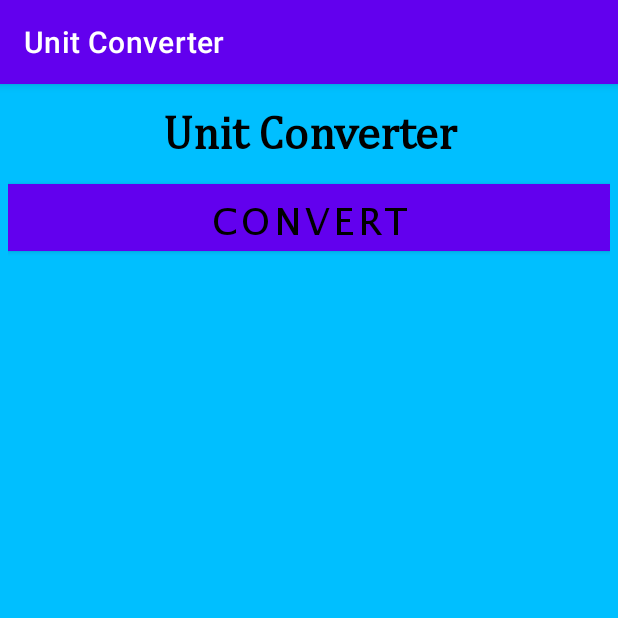
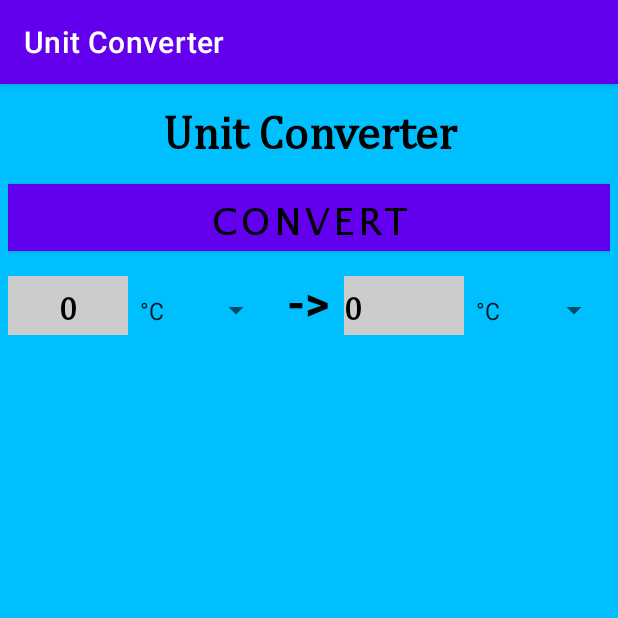
Before and after one commit to Rjndrkha/A1-Java-Basic-UIJavaEdition-forAndroid-Studio-4.x, an Android app: the screen it shows after launch (MainActivity), on a phone screen of 412 x 824 dp, the top half of it. Run offline under Robolectric (Android 15) with nearby library versions, the phone set to English and light mode, and no system bars.

Commit message:
String-array, EditText, Spinner

```diff
--- a/app/src/main/res/layout/activity_main.xml
+++ b/app/src/main/res/layout/activity_main.xml
@@ -52,7 +52,70 @@
             android:layout_below="@id/space1"
             android:orientation="horizontal">
 
+            <EditText
+                android:id="@+id/inputText"
+                android:layout_width="0dip"
+                android:layout_height="20pt"
+                android:layout_weight="0.2"
+                android:background="@color/etBgColor"
+                android:ems="10"
+                android:fontFamily="@font/cambria"
+                android:gravity="center"
+                android:hint="@string/hint"
+                android:inputType="number"
+                android:text="@string/inputText"
+                android:textColor="@color/textColor"
+                android:textSize="10pt"
+                android:textStyle="bold" />
+
+            <Spinner
+                android:id="@+id/oriList"
+                android:layout_width="0dp"
+                android:layout_height="20pt"
+                android:layout_weight="0.24"
+                android:entries="@array/tempList"
+                android:gravity="center"
+                android:prompt="@string/inputPrompt"
+                android:spinnerMode="dialog" />
+
+            <TextView
+                android:id="@+id/myTextView2"
+                android:layout_width="0dip"
+                android:layout_height="20pt"
+                android:layout_weight="0.12"
+                android:gravity="center"
+                android:text="@string/tv2Text"
+                android:textColor="@color/textColor"
+                android:textSize="14pt"
+                android:textStyle="bold" />
+
+            <EditText
+                android:id="@+id/outputText"
+                android:layout_width="0dip"
+                android:layout_height="20pt"
+                android:layout_weight="0.2"
+                android:background="@color/etBgColor"
+                android:ems="10"
+                android:enabled="false"
+                android:fontFamily="@font/cambria"
+                android:inputType="number"
+                android:text="@string/inputText"
+                android:textColor="@color/textColor"
+                android:textSize="10pt"
+                android:textStyle="bold" />
+
+            <Spinner
+                android:id="@+id/convList"
+                android:layout_width="0dip"
+                android:layout_height="20pt"
+                android:layout_weight="0.24"
+                android:entries="@array/tempList"
+                android:gravity="center"
+                android:prompt="@string/inputPrompt"
+                android:spinnerMode="dialog" />
         </LinearLayout>
+
+
 
 
 
--- /dev/null
+++ b/app/src/main/res/values/arrays.xml
@@ -0,0 +1,7 @@
+<resources>
+    <string-array name="tempList">
+        <item>°C</item>
+        <item>°F</item>
+        <item>K</item>
+    </string-array>
+</resources>
```
